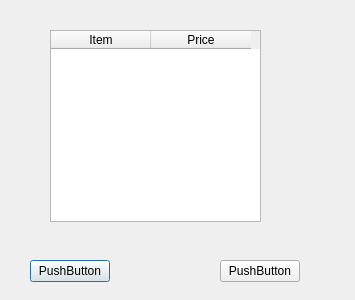
Twicee/shopping_cart, file shoppingcart.ui: the form before one commit.
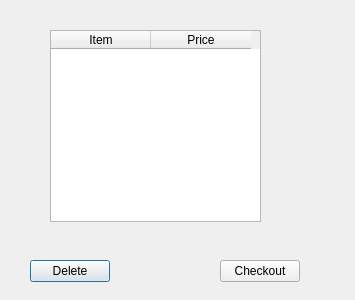
The form after the commit.

Commit message: Changed shoppingcart objectnames. I made it so that slecting an item in a table selects the whole row. Added addCartButton slot.

```diff
--- a/shoppingcart.ui
+++ b/shoppingcart.ui
@@ -23,7 +23,7 @@
     </rect>
    </property>
    <property name="text">
-    <string>PushButton</string>
+    <string>Delete</string>
    </property>
   </widget>
   <widget class="QPushButton" name="pushButton_2">
@@ -36,7 +36,7 @@
     </rect>
    </property>
    <property name="text">
-    <string>PushButton</string>
+    <string>Checkout</string>
    </property>
   </widget>
   <widget class="QTableWidget" name="tableWidget">
```
Left out of the diff: 6 changed lines with no effect on the pictures. The commit also changes 2 other files.
